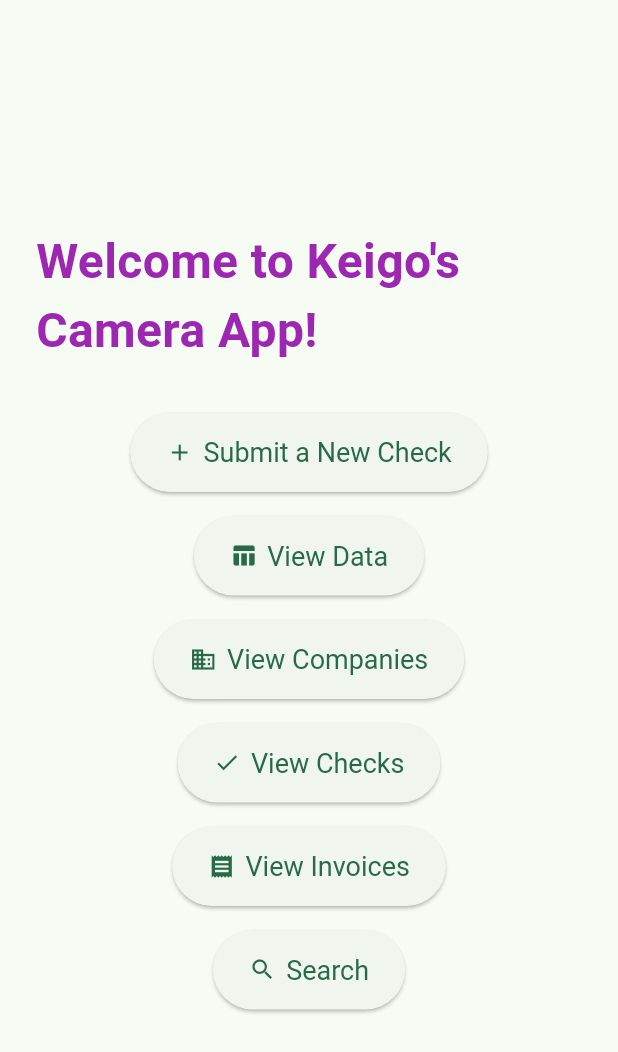
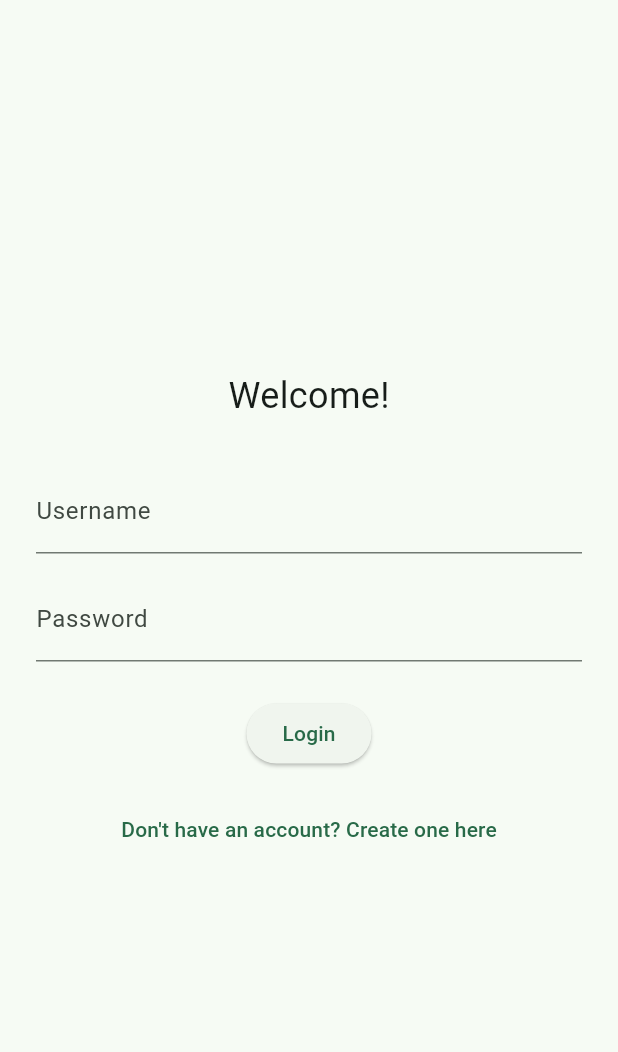
Before and after one commit to keigoomura/CameraApplication, a Flutter app: the screen it shows after launch, on a phone screen of 412 x 824 dp. Shown: the top 1052 px of the screen. Run offline on Flutter 3.47's test engine with Material 3 defaults, Android fonts, the phone set to English and light mode, and no system bars; drawn by our look-alikes of animated_text_kit; our stand-ins replace camera, sqflite; accounts and stored records are empty.

Commit message:
adding initial views for logging in and creating account

```diff
--- a/lib/main.dart
+++ b/lib/main.dart
@@ -4,7 +4,7 @@ import 'package:flutter/material.dart';
 import 'package:path/path.dart';
 import 'package:sqflite/sqflite.dart';
 
-import 'views/home_screen.dart';
+import 'views/login_screen.dart';
 
 Future<void> main() async {
   // Initialize the camera plugin
@@ -34,7 +34,7 @@ class MyApp extends StatelessWidget {
           colorScheme: ColorScheme.fromSeed(seedColor: const Color.fromARGB(255, 54, 191, 127)),
         ),
       title: 'Telaeris Checks and Invoices',
-      home: HomeScreen(),
+      home: LoginScreen(),
     );
   }
 }
--- a/lib/views/home_screen.dart
+++ b/lib/views/home_screen.dart
@@ -10,42 +10,44 @@ import 'companies_list.dart';
 import 'checks_list.dart';
 import 'invoice_list.dart';
 import 'search_page.dart';
+import 'login_screen.dart';
 
 class HomeScreen extends StatelessWidget {
 
-  const HomeScreen({super.key});
+  const HomeScreen({super.key, required this.username});
+
+  final String username;
+
+  void _logout(BuildContext context) {
+    // Pop all routes and go back to the login screen
+    Navigator.pushAndRemoveUntil(
+      context,
+      MaterialPageRoute(builder: (context) => const LoginScreen()),
+      (Route<dynamic> route) => false,
+    );
+  }
 
   @override
   Widget build(BuildContext context) {
     return Scaffold(
+      appBar: AppBar(
+        title: Text('Welcome, $username!'),
+        automaticallyImplyLeading: false,
+        actions: [
+          IconButton(
+            icon: const Icon(Icons.logout),
+            tooltip: 'Logout',
+            onPressed: () => _logout(context),
+          ),
+        ],
+      ),
+
       body: Center(
         child: Padding(
           padding: const EdgeInsets.all(24),
           child: Column(
             mainAxisAlignment: MainAxisAlignment.center,
             children: [
-              // Make animated Welcome text
-              AnimatedTextKit(
-                animatedTexts: [
-                  ColorizeAnimatedText(
-                    'Welcome to Keigo\'s Camera App!',
-                    textStyle: const TextStyle(
-                      fontSize: 32,
-                      fontWeight: FontWeight.bold,
-                    ),
-                    colors: [
-                      Colors.purple,
-                      Colors.blue,
-                      Colors.yellow,
-                      Colors.red,
-                    ],
-                  ),
-                ],
-                isRepeatingAnimation: true,
-                repeatForever: true,
-              ),
-              const SizedBox(height: 32),
-
               // Add Invoice Form Button
               ElevatedButton.icon(
                 onPressed: () {
--- /dev/null
+++ b/lib/views/login_screen.dart
@@ -0,0 +1,93 @@
+// lib/views/login_screen.dart
+
+import 'package:flutter/material.dart';
+import 'create_account_screen.dart';
+import 'home_screen.dart';
+
+class LoginScreen extends StatefulWidget {
+  const LoginScreen({super.key});
+
+  @override
+  State<LoginScreen> createState() => _LoginScreenState();
+}
+
+class _LoginScreenState extends State<LoginScreen> {
+  final TextEditingController _usernameController = TextEditingController();
+  final TextEditingController _passwordController = TextEditingController();
+
+  String? _errorText;
+
+  void _login() {
+    final username = _usernameController.text.trim();
+    final password = _passwordController.text;
+
+    // TODO: Add real login logic, but for now, go to the home screen
+    if (username.isEmpty || password.isEmpty) {
+      setState(() {
+        _errorText = "Please enter both username and password";
+      });
+      return;
+    }
+
+    // Clear error
+    setState(() {
+      _errorText = null;
+    });
+
+    Navigator.push(
+      context,
+      MaterialPageRoute(builder: (context) => HomeScreen(username: username)),
+    );
+  }
+
+  void _goToCreateAccount() {
+    Navigator.push(
+      context,
+      MaterialPageRoute(builder: (context) => const CreateAccountScreen()),
+    );
+  }
+
+  @override
+  Widget build(BuildContext context) {
+    return Scaffold(
+      body: Padding(
+        padding: const EdgeInsets.all(24.0),
+        child: Column(
+          mainAxisAlignment: MainAxisAlignment.center,
+          children: [
+            const Text("Welcome!", style: TextStyle(fontSize: 24)),
+            const SizedBox(height: 32),
+            TextField(
+              controller: _usernameController,
+              decoration: const InputDecoration(labelText: 'Username'),
+            ),
+
+            const SizedBox(height: 16),
+            TextField(
+              controller: _passwordController,
+              decoration: const InputDecoration(labelText: 'Password'),
+              obscureText: true,
+            ),
+
+            const SizedBox(height: 24),
+            ElevatedButton(
+              onPressed: _login,
+              child: const Text('Login'),
+            ),
+
+            if (_errorText != null) ...[
+              const SizedBox(height: 12),
+              Text(_errorText!, style: const TextStyle(color: Colors.red)),
+            ],
+
+            const SizedBox(height: 16),
+            TextButton(
+              onPressed: _goToCreateAccount,
+              child: const Text("Don't have an account? Create one here"),
+            ),
+          ],
+        ),
+      ),
+    );
+  }
+}
```
Also changed, not shown: lib/views/create_account_screen.dart (added, +113 -0 lines).
